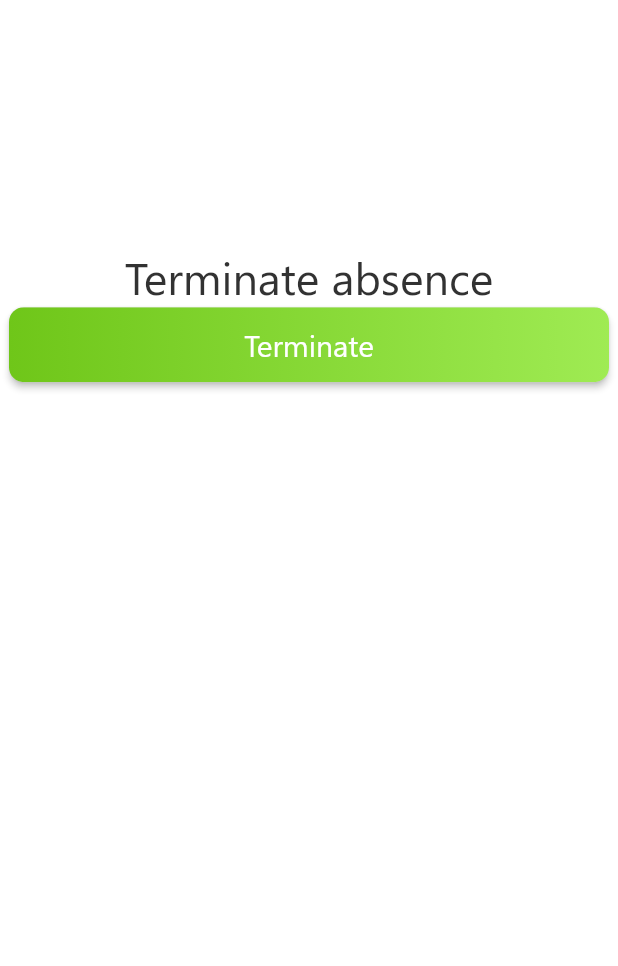
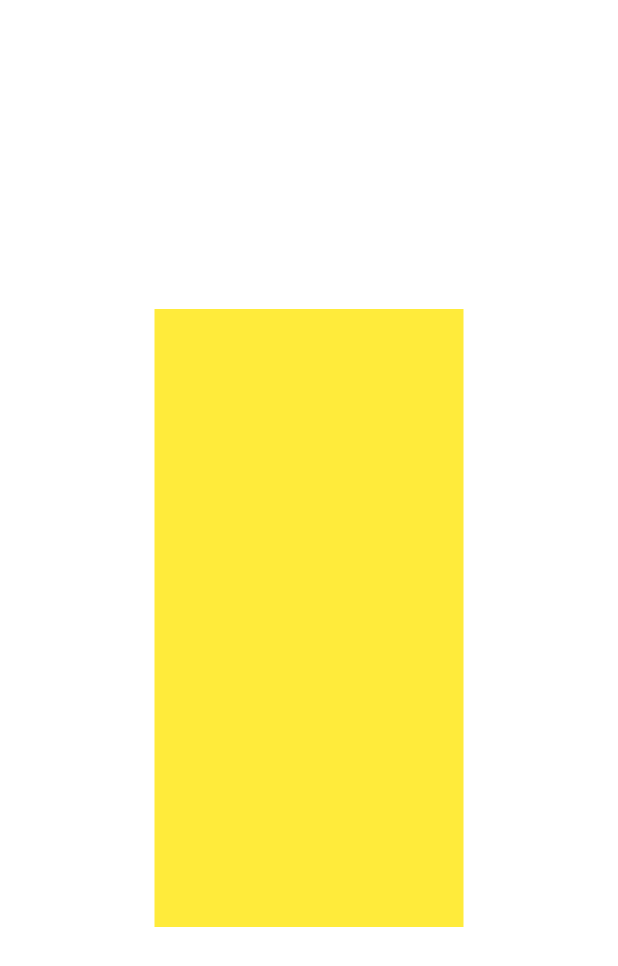
Before and after one commit to nelci592/FlutterApp, a Flutter app: the screen it shows after launch, on a phone screen of 412 x 824 dp. Shown: the top 966 px of the screen. Run offline on Flutter 3.47's test engine with Material 2 defaults, Android fonts, the phone set to English and light mode, and no system bars; our stand-ins replace flutter_svg, splashscreen; missing offline and left inert: dart:js, date_range_picker.

Commit message:
splassh screen

```diff
--- a/progress_app/lib/main.dart
+++ b/progress_app/lib/main.dart
@@ -9,6 +9,7 @@ import './screens/success_back_to_work.dart';
 import './screens/success_sharing_screen.dart';
 import './screens/notfity_absence.dart';
 import './screens/terminate_absence.dart';
+import './screens/splash.dart';
 
 void main() => runApp(MyApp());
 
@@ -29,7 +30,7 @@ class MyApp extends StatelessWidget {
            primaryColor: Colors.white,
             accentColor: Colors.green,
           ),
-          home: TerminateAbsence(),
+          home: StartScreen(),
           //   home: OverviewScreen(),
           //   home: SuccessBackToWork(),
           // home: SuccessSharing(),
--- /dev/null
+++ b/progress_app/lib/screens/splash.dart
@@ -0,0 +1,33 @@
+import 'package:flutter/material.dart';
+import 'package:splashscreen/splashscreen.dart';
+
+class StartScreen extends StatefulWidget {
+  @override
+  _State createState() => _State();
+}
+
+class _State extends State<StartScreen> {
+  @override
+  Widget build(BuildContext context) {
+    final deviceSize = MediaQuery.of(context).size;
+    return new PageView(
+      children: <Widget>[
+        Column(
+          mainAxisAlignment: MainAxisAlignment.center,
+            crossAxisAlignment: CrossAxisAlignment.center,
+           children: <Widget>[ Container(
+            color: Colors.yellow,
+            width: deviceSize.width * 0.5,
+            height: deviceSize.height * 0.5,
+          ),]
+        ),
+        Container(
+          color: Colors.cyan,
+        ),
+        Container(
+          color: Colors.deepPurple,
+        ),
+      ],
+    );
+  }
+}
--- a/progress_app/pubspec.yaml
+++ b/progress_app/pubspec.yaml
@@ -26,6 +26,7 @@ dependencies:
   flutter_svg: ^0.17.1
   flutter_datetime_picker: ^1.3.4
   date_range_picker: ^1.0.3
+  splashscreen: ^1.2.0
 
 
   # The following adds the Cupertino Icons font to your application.
```
Also changed, not shown: progress_app/pubspec.lock.
